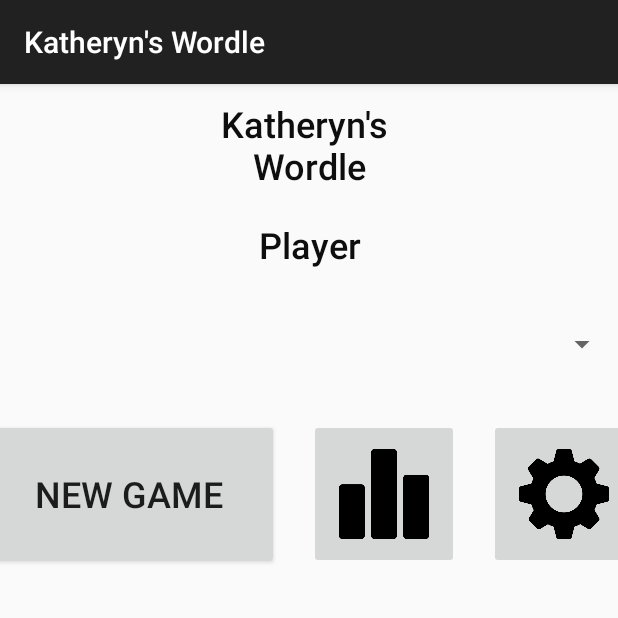
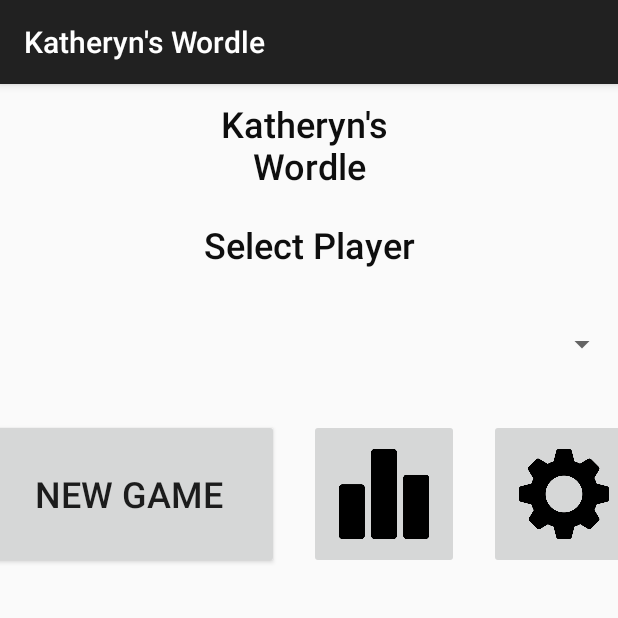
Before and after one commit to alexmarash/Kwordle, an Android app: the screen it shows after launch (Opening), on a phone screen of 412 x 824 dp, the top half of it. Run offline under Robolectric (Android 15) with nearby library versions, the phone set to English and light mode, and no system bars; libraries missing offline, so code that uses them is left out: com.opencsv, com.opencsv.exceptions; 8 statements that could not run were skipped.

Commit message:
New player entry working

```diff
--- a/Kwordle/app/src/main/java/com/example/kwordle/Opening.java
+++ b/Kwordle/app/src/main/java/com/example/kwordle/Opening.java
@@ -109,6 +109,7 @@
             //startActivity(new Intent(Opening.this, PlayerEntry.class));
 
             FragmentManager fm = getSupportFragmentManager();
+            //Fragment fragment = fm.findFragmentById(R.id.new_player_container);
             Fragment fragment = fm.findFragmentById(R.id.new_player_container);
 
             if (fragment == null) {
--- a/Kwordle/app/src/main/res/layout/opening.xml
+++ b/Kwordle/app/src/main/res/layout/opening.xml
@@ -1,4 +1,10 @@
 <?xml version="1.0" encoding="utf-8"?>
+
+<FrameLayout android:id="@+id/new_player_container"
+    xmlns:android="http://schemas.android.com/apk/res/android"
+    android:layout_width="match_parent"
+    android:layout_height="match_parent" >
+
 <androidx.constraintlayout.widget.ConstraintLayout xmlns:android="http://schemas.android.com/apk/res/android"
     xmlns:app="http://schemas.android.com/apk/res-auto"
     xmlns:tools="http://schemas.android.com/tools"
@@ -90,3 +96,5 @@
 
     </LinearLayout>
 </androidx.constraintlayout.widget.ConstraintLayout>
+
+</FrameLayout>
--- a/Kwordle/app/src/main/res/layout/player_entry.xml
+++ b/Kwordle/app/src/main/res/layout/player_entry.xml
@@ -1,4 +1,4 @@
-<FrameLayout android:id="@+id/new_player_container"
+<FrameLayout android:id="@+id/new_player_container_other"
     xmlns:android="http://schemas.android.com/apk/res/android"
     android:layout_width="match_parent"
     android:layout_height="match_parent" >
@@ -38,7 +38,7 @@
             android:inputType="text" />
 
         <Button
-            android:id="@+id/button"
+            android:id="@+id/submitButton"
             android:layout_width="wrap_content"
             android:layout_height="wrap_content"
             android:layout_alignParentEnd="true"
--- a/Kwordle/app/src/main/res/values/strings.xml
+++ b/Kwordle/app/src/main/res/values/strings.xml
@@ -38,7 +38,7 @@
     <string name="minTime">Quickest</string>
     <string name="maxTime">Longest</string>
     <string name="minutes">Minutes</string>
-    <string name="player">Player</string>
+    <string name="player">Select Player</string>
     <string name="newPlayer">Enter New Player</string>
     <string name="newPlayerEntry">New Player</string>
     <string name="submit">Submit</string>
```
Also changed, not shown: Kwordle/app/src/main/java/com/example/kwordle/PlayerEntry.java (+14 -101 lines).
